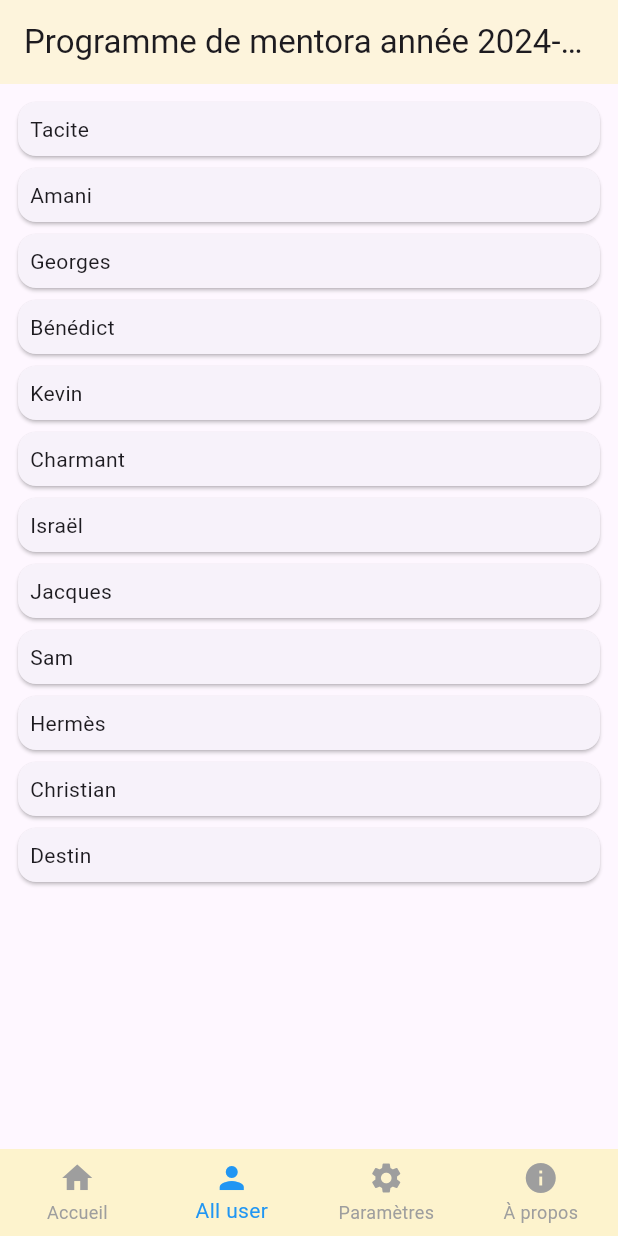
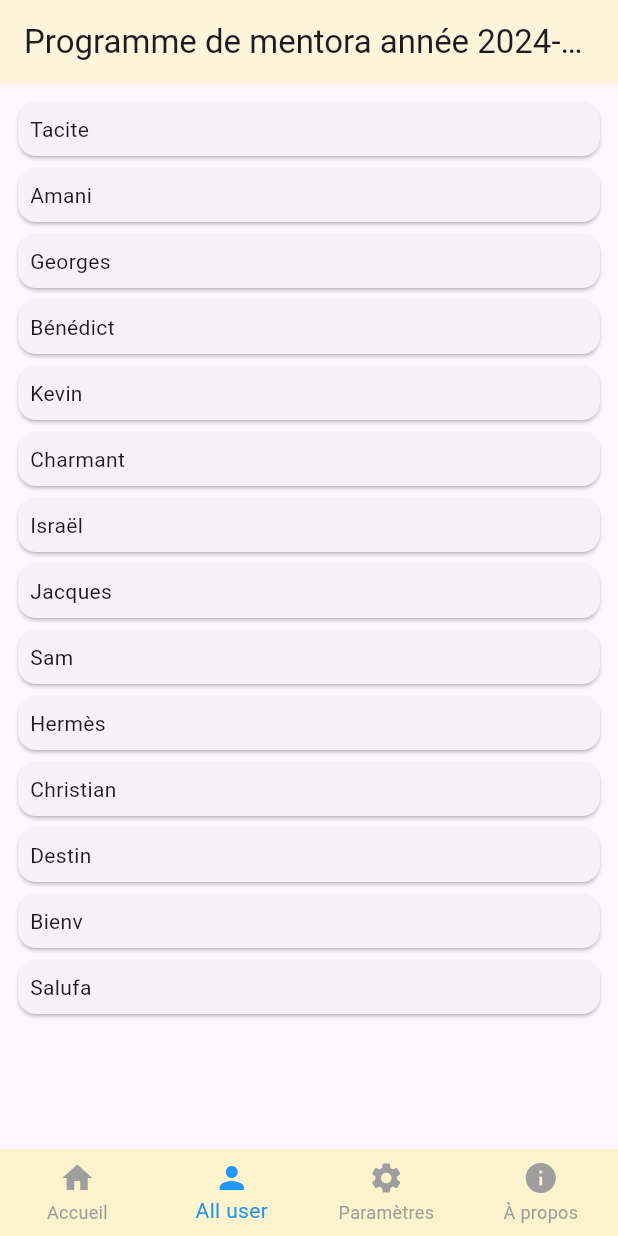
Before and after one commit to charmant216/Kope, a Flutter app: the screen it shows after launch, item 2 of the bottom bar chosen, on a phone screen of 412 x 824 dp. Run offline on Flutter 3.47's test engine with Material 3 defaults, Android fonts, the phone set to English and light mode, and no system bars.

Commit message:
Ajout users.dart

```diff
--- a/lib/main.dart
+++ b/lib/main.dart
@@ -25,7 +25,7 @@ class _HomePageState extends State<HomePage> {
     'Organiser': ['Tacite', 'Amani'],
     'Mentor': ['Georges', 'Bénédict', 'Kevin'],
     'Leaner': ['Charmant', 'Israël', 'Jacques'],
-    'Other': ['Sam', 'Hermès', 'Christian', 'Destin']
+    'Other': ['Sam', 'Hermès', 'Christian', 'Destin', 'Bienv', 'Salufa']
   };
   //initialisation de la première page par defaut
   int _currentIndex = 0;
```
